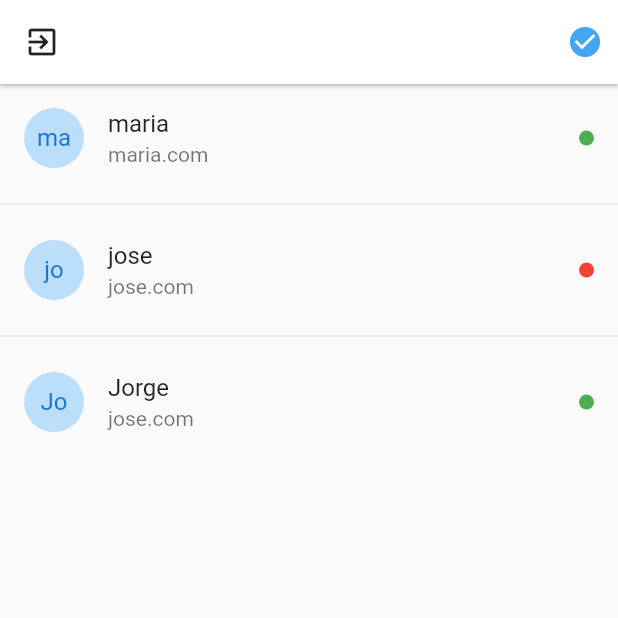
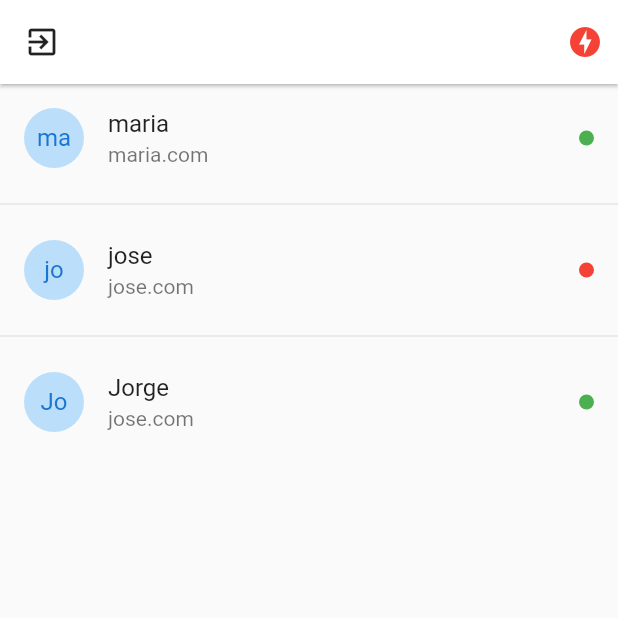
Before and after one commit to jovannyCG/flutter-chat_app, a Flutter app: the UsersPage screen opened by its route, on a phone screen of 412 x 824 dp, the top half of it. Run offline on Flutter 3.47's test engine with Material 2 defaults, Android fonts, the phone set to English and light mode, and no system bars; drawn by our look-alikes of pull_to_refresh; our stand-ins replace flutter_secure_storage, socket_io_client; accounts and stored records are empty; network calls fail.

Commit message:
cambiar icono si hya coneccion

```diff
--- a/lib/pages/usuarios.dart
+++ b/lib/pages/usuarios.dart
@@ -43,8 +43,9 @@ class _UsersPageState extends State<UsersPage> {
         actions: [
           Container(
             margin: const EdgeInsets.only(right: 10),
-            child: Icon(Icons.check_circle, color: Colors.blue[400]),
-            //child:  Icon(Icons.offline_bolt, color: Colors.red),
+            child: (socketService.serverStatus == ServerStatus.online)
+                ? Icon(Icons.check_circle, color: Colors.blue[400])
+                : const Icon(Icons.offline_bolt, color: Colors.red),
           )
         ],
       ),
```
